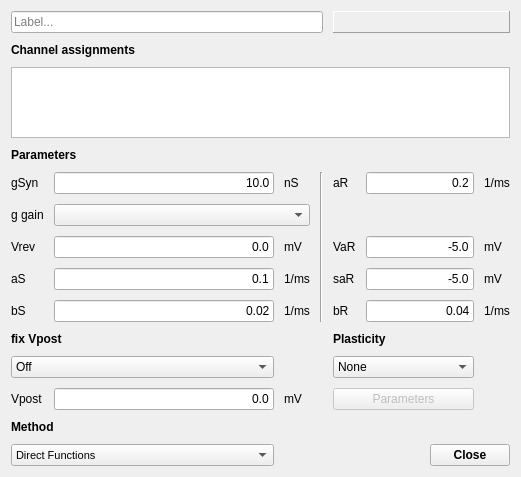
The window that src/gui/AbSynDlg.ui (CompEphys-team/stdpc) describes before a commit, drawn with Qt 5.
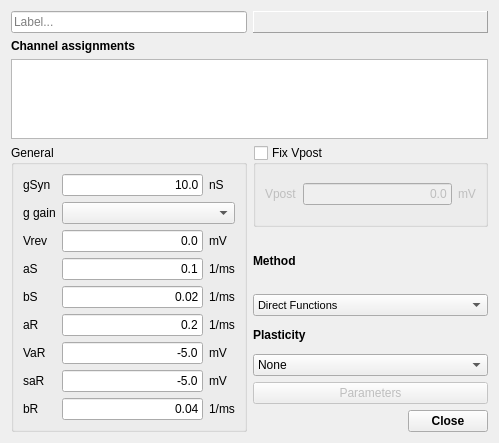
The same window after the commit. Custom widgets are drawn as their Qt base class.

Commit message: Synapse dialogs update

```diff
--- a/src/gui/AbSynDlg.ui
+++ b/src/gui/AbSynDlg.ui
@@ -6,392 +6,22 @@
    <rect>
     <x>0</x>
     <y>0</y>
-    <width>521</width>
-    <height>477</height>
+    <width>499</width>
+    <height>443</height>
    </rect>
   </property>
   <property name="windowTitle">
    <string>Alpha - Beta Synapse</string>
   </property>
-  <layout class="QGridLayout" name="gridLayout">
-   <property name="spacing">
-    <number>10</number>
-   </property>
-   <item row="8" column="2">
-    <widget class="QLabel" name="label_13">
-     <property name="text">
-      <string>1/ms</string>
-     </property>
-    </widget>
-   </item>
-   <item row="6" column="2">
-    <widget class="QLabel" name="VrevU">
-     <property name="text">
-      <string>mV</string>
-     </property>
-    </widget>
-   </item>
-   <item row="6" column="5" colspan="2">
-    <widget class="QLineEdit" name="VaRE">
-     <property name="enabled">
-      <bool>true</bool>
-     </property>
-     <property name="text">
-      <string>-5.0</string>
-     </property>
-     <property name="maxLength">
-      <number>8</number>
-     </property>
-     <property name="alignment">
-      <set>Qt::AlignRight|Qt::AlignTrailing|Qt::AlignVCenter</set>
-     </property>
-    </widget>
-   </item>
-   <item row="8" column="7">
-    <widget class="QLabel" name="STDtau0U">
-     <property name="enabled">
-      <bool>true</bool>
-     </property>
-     <property name="text">
-      <string>1/ms</string>
-     </property>
-    </widget>
-   </item>
-   <item row="4" column="5" colspan="2">
-    <widget class="QLineEdit" name="aRE">
-     <property name="enabled">
-      <bool>true</bool>
-     </property>
-     <property name="text">
-      <string>0.2</string>
-     </property>
-     <property name="maxLength">
-      <number>8</number>
-     </property>
-     <property name="alignment">
-      <set>Qt::AlignRight|Qt::AlignTrailing|Qt::AlignVCenter</set>
-     </property>
-    </widget>
-   </item>
-   <item row="7" column="5" colspan="2">
-    <widget class="QLineEdit" name="saRE">
-     <property name="enabled">
-      <bool>true</bool>
-     </property>
-     <property name="text">
-      <string>-5.0</string>
-     </property>
-     <property name="maxLength">
-      <number>8</number>
-     </property>
-     <property name="alignment">
-      <set>Qt::AlignRight|Qt::AlignTrailing|Qt::AlignVCenter</set>
-     </property>
-    </widget>
-   </item>
-   <item row="9" column="0" colspan="2">
-    <widget class="QLabel" name="label_18">
-     <property name="font">
-      <font>
-       <weight>75</weight>
-       <bold>true</bold>
-      </font>
-     </property>
-     <property name="text">
-      <string>fix Vpost</string>
-     </property>
-    </widget>
-   </item>
-   <item row="6" column="0">
-    <widget class="QLabel" name="VrevL">
-     <property name="text">
-      <string>Vrev</string>
-     </property>
-    </widget>
-   </item>
-   <item row="13" column="0" colspan="2">
-    <widget class="QComboBox" name="LUCombo">
-     <property name="font">
-      <font>
-       <pointsize>8</pointsize>
-       <weight>50</weight>
-       <bold>false</bold>
-      </font>
-     </property>
-     <item>
-      <property name="text">
-       <string>Direct Functions</string>
-      </property>
-     </item>
-     <item>
-      <property name="text">
-       <string>LookupTables</string>
-      </property>
-     </item>
-    </widget>
-   </item>
-   <item row="12" column="0" colspan="2">
-    <widget class="QLabel" name="MethodL">
-     <property name="font">
-      <font>
-       <weight>75</weight>
-       <bold>true</bold>
-      </font>
-     </property>
-     <property name="text">
-      <string>Method</string>
-     </property>
-    </widget>
-   </item>
-   <item row="1" column="0" colspan="2">
-    <widget class="QLabel" name="label_15">
-     <property name="font">
-      <font>
-       <weight>75</weight>
-       <bold>true</bold>
-      </font>
-     </property>
-     <property name="text">
-      <string>Channel assignments</string>
-     </property>
-    </widget>
-   </item>
-   <item row="4" column="7">
-    <widget class="QLabel" name="label">
-     <property name="text">
-      <string>1/ms</string>
-     </property>
-    </widget>
-   </item>
-   <item row="2" column="0" colspan="8">
-    <widget class="AssignmentWidget&lt;SynapseAssignment&gt;" name="assignments">
-     <attribute name="horizontalHeaderStretchLastSection">
-      <bool>true</bool>
-     </attribute>
-     <attribute name="verticalHeaderDefaultSectionSize">
-      <number>25</number>
-     </attribute>
-    </widget>
-   </item>
-   <item row="7" column="1">
-    <widget class="QLineEdit" name="aSE">
-     <property name="text">
-      <string>0.1</string>
-     </property>
-     <property name="maxLength">
-      <number>8</number>
-     </property>
-     <property name="alignment">
-      <set>Qt::AlignRight|Qt::AlignTrailing|Qt::AlignVCenter</set>
-     </property>
-    </widget>
-   </item>
-   <item row="11" column="1">
-    <widget class="QLineEdit" name="VpostE">
-     <property name="text">
-      <string>0.0</string>
-     </property>
-     <property name="maxLength">
-      <number>8</number>
-     </property>
-     <property name="alignment">
-      <set>Qt::AlignRight|Qt::AlignTrailing|Qt::AlignVCenter</set>
-     </property>
-    </widget>
-   </item>
-   <item row="4" column="2">
-    <widget class="QLabel" name="gSynU">
-     <property name="text">
-      <string>nS</string>
-     </property>
-    </widget>
-   </item>
-   <item row="8" column="0">
-    <widget class="QLabel" name="label_8">
-     <property name="text">
-      <string>bS</string>
-     </property>
-    </widget>
-   </item>
-   <item row="8" column="1">
-    <widget class="QLineEdit" name="bSE">
-     <property name="text">
-      <string>0.02</string>
-     </property>
-     <property name="maxLength">
-      <number>8</number>
-     </property>
-     <property name="alignment">
-      <set>Qt::AlignRight|Qt::AlignTrailing|Qt::AlignVCenter</set>
-     </property>
-    </widget>
-   </item>
-   <item row="8" column="4">
-    <widget class="QLabel" name="STDtau0L">
-     <property name="enabled">
-      <bool>true</bool>
-     </property>
-     <property name="text">
-      <string>bR</string>
-     </property>
-    </widget>
-   </item>
-   <item row="4" column="3" rowspan="5">
-    <widget class="Line" name="line">
-     <property name="orientation">
-      <enum>Qt::Vertical</enum>
-     </property>
-    </widget>
-   </item>
-   <item row="7" column="2">
-    <widget class="QLabel" name="aSU">
-     <property name="text">
-      <string>1/ms</string>
-     </property>
-    </widget>
-   </item>
-   <item row="3" column="0" colspan="2">
-    <widget class="QLabel" name="label_14">
-     <property name="font">
-      <font>
-       <weight>75</weight>
-       <bold>true</bold>
-      </font>
-     </property>
-     <property name="text">
-      <string>Parameters</string>
-     </property>
-    </widget>
-   </item>
-   <item row="6" column="7">
-    <widget class="QLabel" name="STDVThreshU">
-     <property name="enabled">
-      <bool>true</bool>
-     </property>
-     <property name="text">
-      <string>mV</string>
-     </property>
-    </widget>
-   </item>
-   <item row="11" column="0">
-    <widget class="QLabel" name="label_29">
-     <property name="text">
-      <string>Vpost</string>
-     </property>
-    </widget>
-   </item>
-   <item row="10" column="0" colspan="2">
-    <widget class="QComboBox" name="fixVpostCombo">
-     <item>
-      <property name="text">
-       <string>Off</string>
-      </property>
-     </item>
-     <item>
-      <property name="text">
-       <string>Fixed</string>
-      </property>
-     </item>
-    </widget>
-   </item>
-   <item row="6" column="1">
-    <widget class="QLineEdit" name="VrevE">
-     <property name="text">
-      <string>0.0</string>
-     </property>
-     <property name="alignment">
-      <set>Qt::AlignRight|Qt::AlignTrailing|Qt::AlignVCenter</set>
-     </property>
-    </widget>
-   </item>
-   <item row="0" column="0" colspan="4">
+  <layout class="QGridLayout" name="gridLayout_2">
+   <item row="0" column="0">
     <widget class="QLineEdit" name="leLabel">
      <property name="placeholderText">
       <string>Label...</string>
      </property>
     </widget>
    </item>
-   <item row="6" column="4">
-    <widget class="QLabel" name="STDVThreshL">
-     <property name="enabled">
-      <bool>true</bool>
-     </property>
-     <property name="text">
-      <string>VaR</string>
-     </property>
-    </widget>
-   </item>
-   <item row="4" column="1">
-    <widget class="QLineEdit" name="gSynE">
-     <property name="text">
-      <string>10.0</string>
-     </property>
-     <property name="maxLength">
-      <number>8</number>
-     </property>
-     <property name="alignment">
-      <set>Qt::AlignRight|Qt::AlignTrailing|Qt::AlignVCenter</set>
-     </property>
-    </widget>
-   </item>
-   <item row="4" column="4">
-    <widget class="QLabel" name="STDAmplL">
-     <property name="enabled">
-      <bool>true</bool>
-     </property>
-     <property name="text">
-      <string>aR</string>
-     </property>
-    </widget>
-   </item>
-   <item row="7" column="7">
-    <widget class="QLabel" name="STDVSlopeU">
-     <property name="enabled">
-      <bool>true</bool>
-     </property>
-     <property name="text">
-      <string>mV</string>
-     </property>
-    </widget>
-   </item>
-   <item row="4" column="0">
-    <widget class="QLabel" name="gSynL">
-     <property name="text">
-      <string>gSyn</string>
-     </property>
-    </widget>
-   </item>
-   <item row="11" column="2">
-    <widget class="QLabel" name="label_30">
-     <property name="text">
-      <string>mV</string>
-     </property>
-    </widget>
-   </item>
-   <item row="7" column="4">
-    <widget class="QLabel" name="STDVSlopeL">
-     <property name="enabled">
-      <bool>true</bool>
-     </property>
-     <property name="text">
-      <string>saR</string>
-     </property>
-    </widget>
-   </item>
-   <item row="9" column="4" colspan="2">
-    <widget class="QLabel" name="label_31">
-     <property name="font">
-      <font>
-       <weight>75</weight>
-       <bold>true</bold>
-      </font>
-     </property>
-     <property name="text">
-      <string>Plasticity</string>
-     </property>
-    </widget>
-   </item>
-   <item row="0" column="4" colspan="4">
+   <item row="0" column="1">
     <widget class="QLabel" name="abSynDlgLabel">
      <property name="enabled">
       <bool>true</bool>
@@ -429,33 +59,156 @@
      </property>
     </widget>
    </item>
-   <item row="8" column="5" colspan="2">
-    <widget class="QLineEdit" name="bRE">
-     <property name="enabled">
-      <bool>true</bool>
+   <item row="1" column="0">
+    <widget class="QLabel" name="label_15">
+     <property name="font">
+      <font>
+       <weight>75</weight>
+       <bold>true</bold>
+      </font>
      </property>
      <property name="text">
-      <string>0.04</string>
+      <string>Channel assignments</string>
      </property>
-     <property name="maxLength">
-      <number>8</number>
-     </property>
-     <property name="alignment">
-      <set>Qt::AlignRight|Qt::AlignTrailing|Qt::AlignVCenter</set>
-     </property>
     </widget>
    </item>
-   <item row="11" column="4" colspan="3">
-    <widget class="QPushButton" name="PlastParaBut">
-     <property name="enabled">
+   <item row="2" column="0" colspan="2">
+    <widget class="AssignmentWidget&lt;SynapseAssignment&gt;" name="assignments">
+     <attribute name="horizontalHeaderStretchLastSection">
+      <bool>true</bool>
+     </attribute>
+     <attribute name="verticalHeaderDefaultSectionSize">
+      <number>25</number>
+     </attribute>
+    </widget>
+   </item>
+   <item row="3" column="1">
+    <widget class="QGroupBox" name="fixVpost">
+     <property name="title">
+      <string>Fix Vpost</string>
+     </property>
+     <property name="checkable">
+      <bool>true</bool>
+     </property>
+     <property name="checked">
       <bool>false</bool>
      </property>
-     <property name="text">
-      <string>Parameters</string>
-     </property>
+     <layout class="QGridLayout" name="gridLayout_5">
+      <item row="0" column="0">
+       <widget class="QLabel" name="label_32">
+        <property name="text">
+         <string>Vpost</string>
+        </property>
+       </widget>
+      </item>
+      <item row="0" column="1">
+       <widget class="QLineEdit" name="VpostE">
+        <property name="text">
+         <string>0.0</string>
+        </property>
+        <property name="maxLength">
+         <number>8</number>
+        </property>
+        <property name="alignment">
+         <set>Qt::AlignRight|Qt::AlignTrailing|Qt::AlignVCenter</set>
+        </property>
+       </widget>
+      </item>
+      <item row="0" column="2">
+       <widget class="QLabel" name="label_33">
+        <property name="text">
+         <string>mV</string>
+        </property>
+       </widget>
+      </item>
+     </layout>
     </widget>
    </item>
-   <item row="13" column="6" colspan="2">
+   <item row="4" column="1">
+    <layout class="QGridLayout" name="gridLayout_7">
+     <item row="0" column="0">
+      <widget class="QLabel" name="MethodL">
+       <property name="font">
+        <font>
+         <weight>75</weight>
+         <bold>true</bold>
+        </font>
+       </property>
+       <property name="text">
+        <string>Method</string>
+       </property>
+      </widget>
+     </item>
+     <item row="1" column="0">
+      <widget class="QComboBox" name="LUCombo">
+       <property name="font">
+        <font>
+         <pointsize>8</pointsize>
+         <weight>50</weight>
+         <bold>false</bold>
+        </font>
+       </property>
+       <item>
+        <property name="text">
+         <string>Direct Functions</string>
+        </property>
+       </item>
+       <item>
+        <property name="text">
+         <string>LookupTables</string>
+        </property>
+       </item>
+      </widget>
+     </item>
+    </layout>
+   </item>
+   <item row="5" column="1">
+    <layout class="QGridLayout" name="gridLayout_6">
+     <item row="0" column="0">
+      <widget class="QLabel" name="label_31">
+       <property name="font">
+        <font>
+         <weight>75</weight>
+         <bold>true</bold>
+        </font>
+       </property>
+       <property name="text">
+        <string>Plasticity</string>
+       </property>
+      </widget>
+     </item>
+     <item row="1" column="0">
+      <widget class="QComboBox" name="PlasticityCombo">
+       <item>
+        <property name="text">
+         <string>None</string>
+        </property>
+       </item>
+       <item>
+        <property name="text">
+         <string>Spike STDP</string>
+        </property>
+       </item>
+       <item>
+        <property name="text">
+         <string>ODE STDP</string>
+        </property>
+       </item>
+      </widget>
+     </item>
+     <item row="2" column="0">
+      <widget class="QPushButton" name="PlastParaBut">
+       <property name="enabled">
+        <bool>false</bool>
+       </property>
+       <property name="text">
+        <string>Parameters</string>
+       </property>
+      </widget>
+     </item>
+    </layout>
+   </item>
+   <item row="6" column="1">
     <widget class="QDialogButtonBox" name="ResCloseBox">
      <property name="font">
       <font>
@@ -471,40 +224,269 @@
      </property>
     </widget>
    </item>
-   <item row="7" column="0">
-    <widget class="QLabel" name="aSL">
-     <property name="text">
-      <string>aS</string>
+   <item row="3" column="0" rowspan="4">
+    <widget class="QGroupBox" name="groupBox">
+     <property name="title">
+      <string>General</string>
      </property>
-    </widget>
-   </item>
-   <item row="10" column="4" colspan="3">
-    <widget class="QComboBox" name="PlasticityCombo">
-     <item>
-      <property name="text">
-       <string>None</string>
-      </property>
-     </item>
-     <item>
-      <property name="text">
-       <string>Spike STDP</string>
-      </property>
-     </item>
-     <item>
-      <property name="text">
-       <string>ODE STDP</string>
-      </property>
-     </item>
-    </widget>
-   </item>
-   <item row="5" column="1" colspan="2">
-    <widget class="WideComboBox" name="gSyn_channel"/>
-   </item>
-   <item row="5" column="0">
-    <widget class="QLabel" name="label_2">
-     <property name="text">
-      <string>g gain</string>
-     </property>
+     <layout class="QGridLayout" name="gridLayout">
+      <item row="0" column="0">
+       <widget class="QLabel" name="gSynL">
+        <property name="text">
+         <string>gSyn</string>
+        </property>
+       </widget>
+      </item>
+      <item row="0" column="1">
+       <widget class="QLineEdit" name="gSynE">
+        <property name="text">
+         <string>10.0</string>
+        </property>
+        <property name="maxLength">
+         <number>8</number>
+        </property>
+        <property name="alignment">
+         <set>Qt::AlignRight|Qt::AlignTrailing|Qt::AlignVCenter</set>
+        </property>
+       </widget>
+      </item>
+      <item row="0" column="2">
+       <widget class="QLabel" name="gSynU">
+        <property name="text">
+         <string>nS</string>
+        </property>
+       </widget>
+      </item>
+      <item row="1" column="0">
+       <widget class="QLabel" name="label_2">
+        <property name="text">
+         <string>g gain</string>
+        </property>
+       </widget>
+      </item>
+      <item row="1" column="1" colspan="2">
+       <widget class="WideComboBox" name="gSyn_channel"/>
+      </item>
+      <item row="2" column="0">
+       <widget class="QLabel" name="VrevL">
+        <property name="text">
+         <string>Vrev</string>
+        </property>
+       </widget>
+      </item>
+      <item row="2" column="1">
+       <widget class="QLineEdit" name="VrevE">
+        <property name="text">
+         <string>0.0</string>
+        </property>
+        <property name="alignment">
+         <set>Qt::AlignRight|Qt::AlignTrailing|Qt::AlignVCenter</set>
+        </property>
+       </widget>
+      </item>
+      <item row="2" column="2">
+       <widget class="QLabel" name="VrevU">
+        <property name="text">
+         <string>mV</string>
+        </property>
+       </widget>
+      </item>
+      <item row="3" column="0">
+       <widget class="QLabel" name="aSL">
+        <property name="text">
+         <string>aS</string>
+        </property>
+       </widget>
+      </item>
+      <item row="3" column="1">
+       <widget class="QLineEdit" name="aSE">
+        <property name="text">
+         <string>0.1</string>
+        </property>
+        <property name="maxLength">
+         <number>8</number>
+        </property>
+        <property name="alignment">
+         <set>Qt::AlignRight|Qt::AlignTrailing|Qt::AlignVCenter</set>
+        </property>
+       </widget>
+      </item>
+      <item row="3" column="2">
+       <widget class="QLabel" name="aSU">
+        <property name="text">
+         <string>1/ms</string>
+        </property>
+       </widget>
+      </item>
+      <item row="4" column="0">
+       <widget class="QLabel" name="label_8">
+        <property name="text">
+         <string>bS</string>
+        </property>
+       </widget>
+      </item>
+      <item row="4" column="1">
+       <widget class="QLineEdit" name="bSE">
+        <property name="text">
+         <string>0.02</string>
+        </property>
+        <property name="maxLength">
+         <number>8</number>
+        </property>
+        <property name="alignment">
+         <set>Qt::AlignRight|Qt::AlignTrailing|Qt::AlignVCenter</set>
+        </property>
+       </widget>
+      </item>
+      <item row="4" column="2">
+       <widget class="QLabel" name="label_13">
+        <property name="text">
+         <string>1/ms</string>
+        </property>
+       </widget>
+      </item>
+      <item row="5" column="0">
+       <widget class="QLabel" name="STDAmplL">
+        <property name="enabled">
+         <bool>true</bool>
+        </property>
+        <property name="text">
+         <string>aR</string>
+        </property>
+       </widget>
+      </item>
+      <item row="5" column="1">
+       <widget class="QLineEdit" name="aRE">
+        <property name="enabled">
+         <bool>true</bool>
+        </property>
+        <property name="text">
+         <string>0.2</string>
+        </property>
+        <property name="maxLength">
+         <number>8</number>
+        </property>
+        <property name="alignment">
+         <set>Qt::AlignRight|Qt::AlignTrailing|Qt::AlignVCenter</set>
+        </property>
+       </widget>
+      </item>
+      <item row="5" column="2">
+       <widget class="QLabel" name="label">
+        <property name="text">
+         <string>1/ms</string>
+        </property>
+       </widget>
+      </item>
+      <item row="6" column="0">
+       <widget class="QLabel" name="STDVThreshL">
+        <property name="enabled">
+         <bool>true</bool>
+        </property>
+        <property name="text">
+         <string>VaR</string>
+        </property>
+       </widget>
+      </item>
+      <item row="6" column="1">
+       <widget class="QLineEdit" name="VaRE">
+        <property name="enabled">
+         <bool>true</bool>
+        </property>
+        <property name="text">
+         <string>-5.0</string>
+        </property>
+        <property name="maxLength">
+         <number>8</number>
+        </property>
+        <property name="alignment">
+         <set>Qt::AlignRight|Qt::AlignTrailing|Qt::AlignVCenter</set>
+        </property>
+       </widget>
+      </item>
+      <item row="6" column="2">
+       <widget class="QLabel" name="STDVThreshU">
+        <property name="enabled">
+         <bool>true</bool>
+        </property>
+        <property name="text">
+         <string>mV</string>
+        </property>
+       </widget>
+      </item>
+      <item row="7" column="0">
+       <widget class="QLabel" name="STDVSlopeL">
+        <property name="enabled">
+         <bool>true</bool>
+        </property>
+        <property name="text">
+         <string>saR</string>
+        </property>
+       </widget>
+      </item>
+      <item row="7" column="1">
+       <widget class="QLineEdit" name="saRE">
+        <property name="enabled">
+         <bool>true</bool>
+        </property>
+        <property name="text">
+         <string>-5.0</string>
+        </property>
+        <property name="maxLength">
+         <number>8</number>
+        </property>
+        <property name="alignment">
+         <set>Qt::AlignRight|Qt::AlignTrailing|Qt::AlignVCenter</set>
+        </property>
+       </widget>
+      </item>
+      <item row="7" column="2">
+       <widget class="QLabel" name="STDVSlopeU">
+        <property name="enabled">
+         <bool>true</bool>
+        </property>
+        <property name="text">
+         <string>mV</string>
+        </property>
+       </widget>
+      </item>
+      <item row="8" column="0">
+       <widget class="QLabel" name="STDtau0L">
+        <property name="enabled">
+         <bool>true</bool>
+        </property>
+        <property name="text">
+         <string>bR</string>
+        </property>
+       </widget>
+      </item>
+      <item row="8" column="1">
+       <widget class="QLineEdit" name="bRE">
+        <property name="enabled">
+         <bool>true</bool>
+        </property>
+        <property name="text">
+         <string>0.04</string>
+        </property>
+        <property name="maxLength">
+         <number>8</number>
+        </property>
+        <property name="alignment">
+         <set>Qt::AlignRight|Qt::AlignTrailing|Qt::AlignVCenter</set>
+        </property>
+       </widget>
+      </item>
+      <item row="8" column="2">
+       <widget class="QLabel" name="STDtau0U">
+        <property name="enabled">
+         <bool>true</bool>
+        </property>
+        <property name="text">
+         <string>1/ms</string>
+        </property>
+       </widget>
+      </item>
+     </layout>
     </widget>
    </item>
   </layout>
```
Left out of the diff: 5 changed lines with no effect on the pictures. The commit also changes 3 other files.
